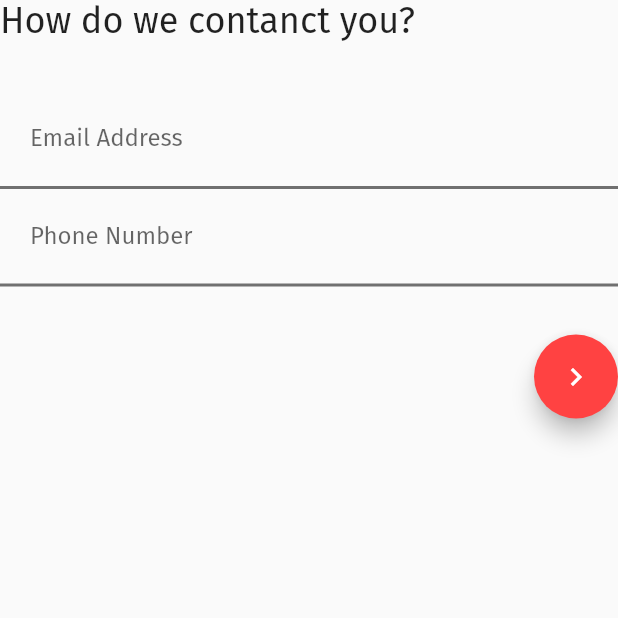
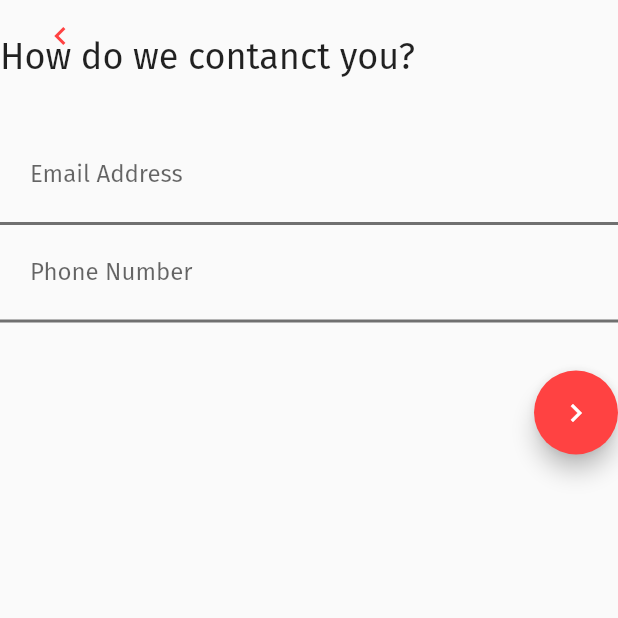
Before and after one commit to DanikingRD/App, a Flutter app: the ContactPage screen opened directly with empty values, on a phone screen of 412 x 824 dp, the top half of it. Run offline on Flutter 3.47's test engine with Material 2 defaults, Android fonts, the light colour scheme and no system bars; our stand-ins replace firebase_auth, firebase_core; accounts and stored records are empty.

Commit message:
Make navigation buttons

```diff
--- a/lib/client/screen/auth/auth_screen.dart
+++ b/lib/client/screen/auth/auth_screen.dart
@@ -19,16 +19,16 @@ class AuthScreen extends StatelessWidget {
     final AuthService authService = screenData['auth_service'] as AuthService;
     final Gradient linearGradient = screenData['gradient'] as Gradient;
     final themeData = Theme.of(context);
-    final emailInput = AppUtil.textInput(
+    final emailInput = Util.textInput(
         color: Colors.white,
         icon: const Icon(Icons.email),
         text: 'Enter your email');
-    final passwordInput = AppUtil.textInput(
+    final passwordInput = Util.textInput(
         color: Colors.white,
         icon: const Icon(Icons.vpn_key),
         text: 'Enter your password');
     final loginButton = ElevatedButton(
-      child: const Text('LOGIN', style: TextStyle(fontFamily: 'NotoSans', fontSize: 18, color: primaryColor)),
+      child: const Text('LOGIN', style: TextStyle(fontFamily: 'NotoSans', fontSize: 18, color: homeColor)),
       style: TextButton.styleFrom(
           shape:RoundedRectangleBorder(borderRadius: BorderRadius.circular(16)),
           padding: const EdgeInsets.all(24),
--- a/lib/client/screen/auth/registration/contact_page.dart
+++ b/lib/client/screen/auth/registration/contact_page.dart
@@ -1,6 +1,8 @@
+import 'package:digital_card_app/client/screen/auth/registration/setup_account.dart';
 import 'package:digital_card_app/client/screen/home_screen.dart';
 import 'package:digital_card_app/common/constants.dart';
 import 'package:digital_card_app/common/util/util.dart';
+import 'package:digital_card_app/common/widget/navigation_buttons.dart';
 import 'package:flutter/material.dart';
 
 class ContactPage extends StatelessWidget {
@@ -13,6 +15,15 @@ class ContactPage extends StatelessWidget {
   Widget build(BuildContext context) {
     final EdgeInsets padding = ModalRoute.of(context)!.settings.arguments as EdgeInsets;
     return Scaffold(
+        floatingActionButton: SizedBox(
+        width: 48,
+        height: 48,
+        child: TransparentNavigationButton(
+          dir: NavigationDir.previous,
+          onPressed: SetupAccountScreen.navigateBack(context)
+        ),
+      ),
+      floatingActionButtonLocation: FloatingActionButtonLocation.startTop,
         body: Padding(
           padding: padding,
           child: SizedBox(
@@ -22,16 +33,17 @@ class ContactPage extends StatelessWidget {
               child: Column(
                   crossAxisAlignment: CrossAxisAlignment.start,
                   children: [
+                    const SizedBox(height: 24),
                     const Text('How do we contanct you? ', style: TextStyle(fontSize: 24)),
                     const SizedBox(height: 32),
-                    AppUtil.textInputWithBorder(ctx: context, label: 'Email Address', action: TextInputAction.next),
-                    AppUtil.textInputWithBorder(ctx: context, label: 'Phone Number', action: TextInputAction.done),
+                    Util.textInputWithBorder(ctx: context, label: 'Email Address', action: TextInputAction.next),
+                    Util.textInputWithBorder(ctx: context, label: 'Phone Number', action: TextInputAction.done),
                     const SizedBox(height: 32),
                     Align(
                       alignment: Alignment.topRight,
                       child: FloatingActionButton(
                       child: const Icon(Icons.navigate_next),
-                      backgroundColor: primaryColor,
+                      backgroundColor: homeColor,
                       onPressed: () {
                         Navigator.push(context, MaterialPageRoute(builder: (_) {
                            return HomeScreen();
--- a/lib/common/constants.dart
+++ b/lib/common/constants.dart
@@ -1,3 +1,3 @@
 import 'package:flutter/widgets.dart';
 
-const primaryColor = Color.fromARGB(255, 255, 66, 66);
+const homeColor = Color.fromARGB(255, 255, 66, 66);
--- a/lib/common/util/util.dart
+++ b/lib/common/util/util.dart
@@ -1,20 +1,23 @@
-import 'dart:math';
-
 import 'package:flutter/material.dart';
 
-class AppUtil {
+enum NavigationDir {
+    next,
+    previous,
+}
+
+class Util {
   // Utility class not meant to be instantiated
-  AppUtil._();
+  Util._();
 
   static Widget navigationButton(BuildContext ctx,IconData icon, Function() clickHandler, {
-    double? elevation, Color? splashColor,
+    double? elevation, Color? splashColor, Color? backgroundColor,
   }) {
     return FloatingActionButton(
       elevation: elevation,
       splashColor: splashColor,
       child: Icon(icon),
       onPressed: clickHandler,
-      backgroundColor: Theme.of(ctx).primaryColor,
+      backgroundColor: backgroundColor?? Theme.of(ctx).primaryColor,
       heroTag: null,
     );
   }
--- /dev/null
+++ b/lib/common/widget/navigation_buttons.dart
@@ -0,0 +1,57 @@
+import 'package:digital_card_app/common/constants.dart';
+import 'package:digital_card_app/common/util/util.dart';
+import 'package:flutter/material.dart';
+
+class NavigationButton extends FloatingActionButton {
+   NavigationButton({
+    Key? key,
+    required VoidCallback? onPressed,
+    required NavigationDir dir,
+    Object? heroTag,
+    double elevation = 5.0,
+    Color? backgroundColor = homeColor,
+    Color? foregroundColor = Colors.white,
+  }) : super(
+    key: key,
+    onPressed: onPressed,
+    child: Icon(iconFor(dir)),
+    backgroundColor: backgroundColor,
+    foregroundColor: foregroundColor,
+    elevation: elevation,
+    heroTag: heroTag,
+    highlightElevation: 0,
+
+  );
+
+  static IconData iconFor(NavigationDir dir) {
+    switch (dir) {
+      case NavigationDir.next: {
+        return Icons.navigate_next_outlined;
+      }
+      case NavigationDir.previous: {
+        return Icons.navigate_before_outlined;
+      }
+    }
+  }
+}
+
+class TransparentNavigationButton extends NavigationButton {
+  TransparentNavigationButton({
+    Key? key,
+    required VoidCallback? onPressed,
+    required NavigationDir dir,
+    Object? heroTag,
+    double elevation = 0.0,
+    Color? backgroundColor = Colors.transparent,
+    Color? foregroundColor = homeColor,
+  }) : super(
+      dir: dir,
+      key: key,
+      onPressed: onPressed,
+      backgroundColor: backgroundColor,
+      foregroundColor: foregroundColor,
+      elevation: elevation,
+      heroTag: heroTag,
+
+    );
+}
--- a/lib/main.dart
+++ b/lib/main.dart
@@ -20,7 +20,7 @@ class Main extends StatelessWidget {
 
   @override
   Widget build(BuildContext context) {
-    const themeColor = primaryColor;
+    const themeColor = homeColor;
     return MaterialApp(
       debugShowCheckedModeBanner: false,
       title: 'Digital Card App',
```
Also changed, not shown: lib/client/screen/auth/registration/setup_account.dart (+26 -20 lines).
